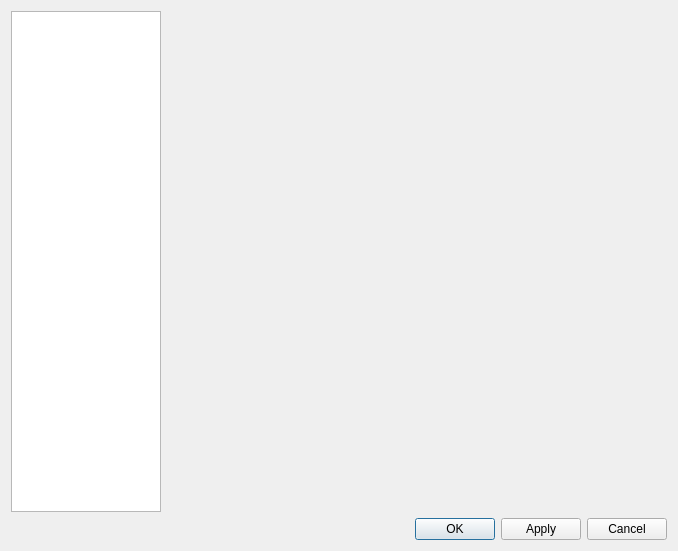
Above: extlib/qtconfig/qtdialogsettings.ui from marcinmagier/wolverine before the change. Below: the same form after it.
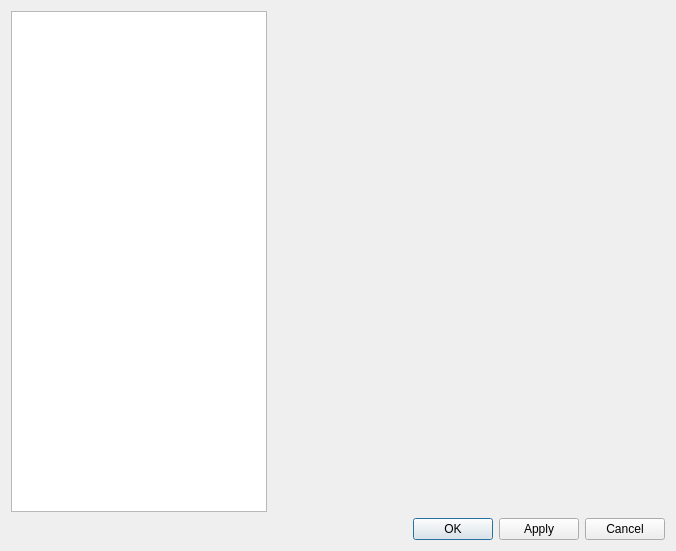
That is the form after the change.

```diff
--- a/extlib/qtconfig/qtdialogsettings.ui
+++ b/extlib/qtconfig/qtdialogsettings.ui
@@ -53,8 +53,8 @@
       <widget class="QStackedWidget" name="stackedPages">
        <property name="minimumSize">
         <size>
-         <width>500</width>
-         <height>500</height>
+         <width>0</width>
+         <height>0</height>
         </size>
        </property>
       </widget>
```
